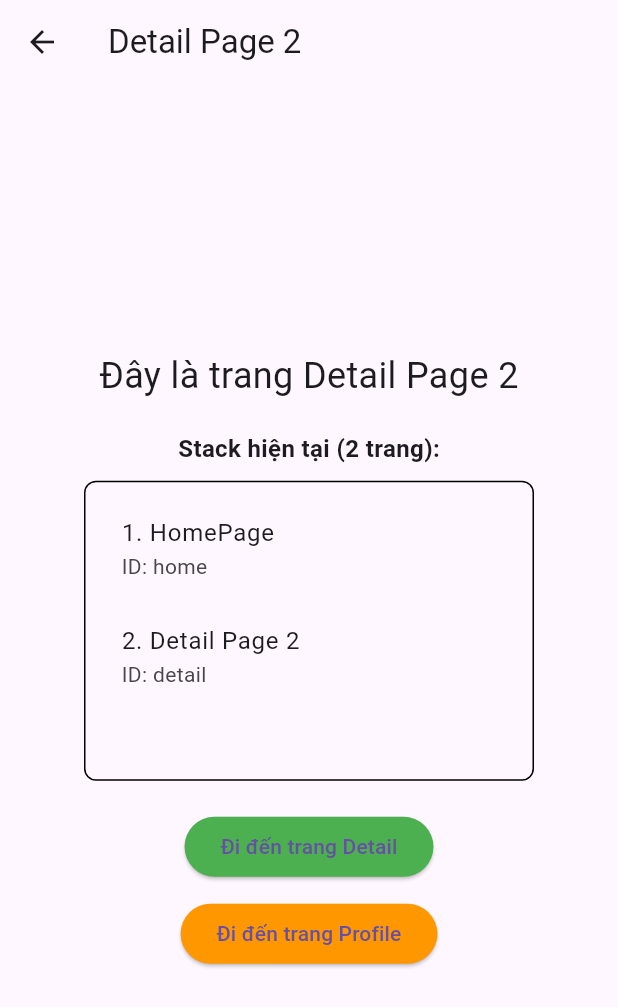
After one commit to nam3chum/baitapFlutter, a Flutter app: the CustomNavigator screen opened directly, after a tap on "Đi đến trang Detail", on a phone screen of 412 x 824 dp. The commit adds this screen. Shown: the top 1007 px of the screen. Run offline on Flutter 3.47's test engine with Material 3 defaults, Android fonts, the phone set to English and light mode, and no system bars; our stand-ins replace go_router, webview_flutter.

Commit message:
update apptruyen

```diff
--- /dev/null
+++ b/lib/navigator/test.dart
@@ -0,0 +1,215 @@
+import 'package:flutter/material.dart';
+
+void main() {
+  runApp(MyApp());
+}
+
+class MyApp extends StatelessWidget {
+  @override
+  Widget build(BuildContext context) {
+    return MaterialApp(
+      title: 'Smart Navigation Stack',
+      theme: ThemeData(
+        primarySwatch: Colors.blue,
+      ),
+      home: CustomNavigator(),
+    );
+  }
+}
+
+// Lớp quản lý điều hướng tùy chỉnh
+class CustomNavigator extends StatefulWidget {
+  @override
+  _CustomNavigatorState createState() => _CustomNavigatorState();
+}
+
+class _CustomNavigatorState extends State<CustomNavigator> {
+  // Khai báo một key cho Navigator để có thể điều khiển nó
+  final GlobalKey<NavigatorState> _navigatorKey = GlobalKey<NavigatorState>();
+
+  // Danh sách lưu trữ thông tin về các trang trong stack
+  final List<PageInfo> _pageStack = [];
+
+  @override
+  void initState() {
+    super.initState();
+    // Thêm trang đầu tiên vào stack
+    _pageStack.add(PageInfo(name: 'HomePage', identifier: 'home'));
+  }
+
+  // Hàm để thêm một trang mới vào stack
+  void _pushPage(String name, String identifier) {
+    // Kiểm tra xem có 4 trang cùng loại liên tiếp không
+    int samePageCount = 0;
+    for (int i = _pageStack.length - 1; i >= 0; i--) {
+      if (_pageStack[i].identifier == identifier) {
+        samePageCount++;
+      } else {
+        break;
+      }
+    }
+
+    // Nếu đã có 4 trang cùng loại, xóa 3 trang cũ
+    if (samePageCount >= 4) {
+      // Lấy vị trí của trang đầu tiên trong chuỗi trang giống nhau
+      int firstSamePageIndex = _pageStack.length - samePageCount;
+
+      // Xóa các trang giữa, chỉ giữ lại trang đầu tiên và trang mới nhất
+      _pageStack.removeRange(firstSamePageIndex + 1, _pageStack.length);
+    }
+
+    // Thêm trang mới vào stack
+    setState(() {
+      _pageStack.add(PageInfo(name: name, identifier: identifier));
+    });
+
+    // Điều hướng đến trang mới
+    _navigateToPage(name, identifier);
+  }
+
+  // Điều hướng đến một trang
+  void _navigateToPage(String name, String identifier) {
+    _navigatorKey.currentState!.push(
+        MaterialPageRoute(
+          builder: (context) => _buildPage(name, identifier),
+        )
+    );
+  }
+
+  // Hàm xây dựng trang dựa trên identifier
+  Widget _buildPage(String name, String identifier) {
+    switch (identifier) {
+      case 'home':
+        return _buildGenericPage(name, identifier, Colors.blue);
+      case 'detail':
+        return _buildGenericPage(name, identifier, Colors.green);
+      case 'profile':
+        return _buildGenericPage(name, identifier, Colors.orange);
+      default:
+        return _buildGenericPage(name, identifier, Colors.grey);
+    }
+  }
+
+  // Tạo một trang chung với nút để di chuyển đến các trang khác
+  Widget _buildGenericPage(String name, String identifier, Color color) {
+    return Scaffold(
+      appBar: AppBar(
+        title: Text(name),
+      ),
+      body: Center(
+        child: Column(
+          mainAxisAlignment: MainAxisAlignment.center,
+          children: [
+            Text(
+              'Đây là trang $name',
+              style: TextStyle(fontSize: 24),
+            ),
+            SizedBox(height: 20),
+            Text(
+              'Stack hiện tại (${_pageStack.length} trang):',
+              style: TextStyle(fontSize: 16, fontWeight: FontWeight.bold),
+            ),
+            SizedBox(height: 10),
+            Container(
+              height: 200,
+              width: 300,
+              decoration: BoxDecoration(
+                border: Border.all(color: Colors.black),
+                borderRadius: BorderRadius.circular(8),
+              ),
+              padding: EdgeInsets.all(8),
+              child: ListView.builder(
+                itemCount: _pageStack.length,
+                itemBuilder: (context, index) {
+                  return ListTile(
+                    title: Text('${index + 1}. ${_pageStack[index].name}'),
+                    subtitle: Text('ID: ${_pageStack[index].identifier}'),
+                  );
+                },
+              ),
+            ),
+            SizedBox(height: 20),
+            ElevatedButton(
+              style: ElevatedButton.styleFrom(
+                backgroundColor: Colors.green,
+              ),
+              onPressed: () => _pushPage('Detail Page ${_pageStack.length + 1}', 'detail'),
+              child: Text('Đi đến trang Detail'),
+            ),
+            SizedBox(height: 10),
+            ElevatedButton(
+              style: ElevatedButton.styleFrom(
+                backgroundColor: Colors.orange,
+              ),
+              onPressed: () => _pushPage('Profile Page ${_pageStack.length + 1}', 'profile'),
+              child: Text('Đi đến trang Profile'),
+            ),
+          ],
+        ),
+      ),
+    );
+  }
+
+  @override
+  Widget build(BuildContext context) {
+    return WillPopScope(
+      // Xử lý khi người dùng nhấn nút back
+      onWillPop: () async {
+        if (_pageStack.length <= 1) {
+          // Nếu chỉ còn trang đầu tiên, cho phép thoát ứng dụng
+          return true;
+        } else {
+          // Xử lý back khi có nhiều trang
+          String currentIdentifier = _pageStack.last.identifier;
+
+          // Kiểm tra số lượng trang cùng loại liên tiếp tính từ trang hiện tại
+          int samePageCount = 0;
+          for (int i = _pageStack.length - 1; i >= 0; i--) {
+            if (_pageStack[i].identifier == currentIdentifier) {
+              samePageCount++;
+            } else {
+              break;
+            }
+          }
+
+          // Nếu có từ 4 trang cùng loại trở lên và đang ở trang thứ 4 (tính từ dưới lên)
+          if (samePageCount >= 4 && _pageStack.length >= 4) {
+            // Tìm trang đầu tiên trong chuỗi các trang cùng loại
+            int firstSamePageIndex = _pageStack.length - samePageCount;
+
+            // Xóa tất cả các trang giữa, chỉ giữ lại trang đầu tiên
+            int currentLength = _pageStack.length;
+            for (int i = 0; i < currentLength - firstSamePageIndex - 1; i++) {
+              // Pop trang khỏi Navigator
+              _navigatorKey.currentState!.pop();
+              // Xóa trang khỏi stack
+              _pageStack.removeLast();
+            }
+            return false;
+          } else {
+            // Xử lý back bình thường cho trường hợp không đủ 4 trang cùng loại
+            _pageStack.removeLast();
+            return true; // Cho phép Navigator tự xử lý pop
+          }
+        }
+      },
+      child: Navigator(
+        key: _navigatorKey,
+        // Trang ban đầu
+        onGenerateRoute: (settings) {
+          return MaterialPageRoute(
+            builder: (context) => _buildPage('HomePage', 'home'),
+          );
+        },
+      ),
+    );
+  }
+}
+
+// Lớp lưu trữ thông tin về trang
+class PageInfo {
+  final String name;      // Tên hiển thị của trang
+  final String identifier; // Định danh loại trang
+
+  PageInfo({required this.name, required this.identifier});
+}
--- a/lib/Navigator2/route_delegate.dart
+++ b/lib/navigator_2/route_delegate.dart
@@ -83,6 +83,7 @@ class MyRouterDelegate extends RouterDelegate<AppState>
       },
     );
   }
+
   @override
   Future<void> setNewRoutePath(AppState configuration) async {
     onNewRoutePath(configuration);
--- a/lib/tabview_test/StoryList/genre_list_screen.dart
+++ b/lib/tabview_test/StoryList/genre_list_screen.dart
@@ -1,5 +1,6 @@
 import 'package:flutter/material.dart';
 import 'package:go_router/go_router.dart';
+import 'package:navigation_test/tabview_test/push_smart.dart';
 
 import '../Model/genre.dart';
 import '../Model/story.dart';
@@ -36,7 +37,7 @@ Widget _buildStoryItem(Story story, BuildContext context) {
     margin: EdgeInsets.symmetric(horizontal: 12, vertical: 8),
     child: InkWell(
       onTap: () {
-        Navigator.pushNamed(context, '/detail',arguments: story);
+        pushSmart(context, '/detail', story);
       },
       child: Row(
         children: [
--- a/lib/tabview_test/StoryList/story_list_screen.dart
+++ b/lib/tabview_test/StoryList/story_list_screen.dart
@@ -1,6 +1,7 @@
 import 'package:flutter/material.dart';
 import '../Model/story.dart';
 import '../genre_repository.dart';
+import '../push_smart.dart';
 
 final List<Story> stories = [
   Story(
@@ -180,7 +181,7 @@ Widget _buildStoryItem(Story story, BuildContext context) {
     margin: EdgeInsets.symmetric(horizontal: 12, vertical: 8),
     child: InkWell(
       onTap: () {
-        Navigator.pushNamed(context, '/detail',arguments: story);
+        pushSmart(context, '/detail',story);
       },
       child: Row(
         children: [
--- a/lib/tabview_test/home_screen.dart
+++ b/lib/tabview_test/home_screen.dart
@@ -1,4 +1,5 @@
 import 'package:flutter/material.dart';
+import 'package:navigation_test/tabview_test/reading_screen.dart';
 
 import 'package:navigation_test/tabview_test/second_tab/second_tab_screen.dart';
 import 'package:navigation_test/tabview_test/story_detail.dart';
@@ -28,6 +29,9 @@ MaterialPageRoute? routes(RouteSettings settings) {
     case '/genres':
       final arg = settings.arguments as Genre;
       return MaterialPageRoute(builder: (_) => GenreStoryListScreen(genre: arg));
+    case '/read':
+      final story = settings.arguments as Story;
+      return MaterialPageRoute(builder: (_)=> ReadingPage(story: story));
     default:
       return MaterialPageRoute(
         builder: (_) => Scaffold(body: Center(child: Text("4040 not foud!!!!"))),
--- a/lib/tabview_test/second_tab/second_tab_screen.dart
+++ b/lib/tabview_test/second_tab/second_tab_screen.dart
@@ -24,7 +24,7 @@ class PersonalPageState extends State<PersonalPage> {
       _selectedIndex = index;
     });
     Navigator.pop(context);
-    //Navigator.popAndPushNamed(context, "/listStory");
+    //navigator.popAndPushNamed(context, "/listStory");
   }
 
   void _pickRandomStory() {
```
Also changed, not shown: lib/navigator_2/main.dart (renamed from lib/Navigator2/main.dart, +3 -4 lines), lib/tabview_test/history_list/history_list_screen.dart (+2 -5 lines), lib/tabview_test/push_smart.dart (added, +37 -0 lines), lib/Navigator/test.dart (deleted), lib/navigator/bottomappbar.dart (renamed from lib/Navigator/bottomappbar.dart), lib/navigator/bottomnavigation.dart (renamed from lib/Navigator/bottomnavigation.dart), lib/navigator/drawer.dart (added), lib/navigator/shellroute_test.dart (renamed from lib/Navigator/shellroute_test.dart), lib/navigator/tabbar.dart (renamed from lib/Navigator/tabbar.dart), lib/navigator_2/appstate.dart (renamed from lib/Navigator2/appstate.dart), lib/navigator_2/route_information_parser.dart (renamed from lib/Navigator2/route_information_parser.dart).
